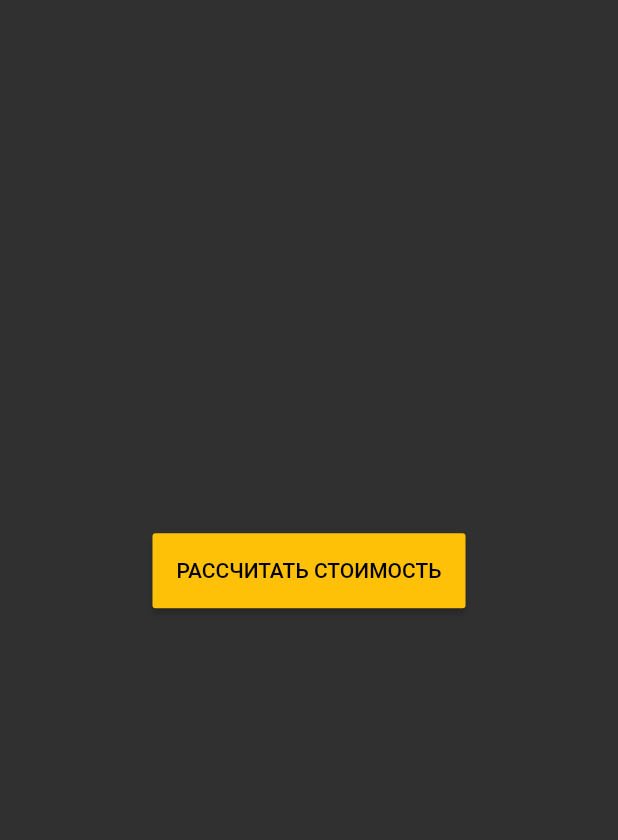
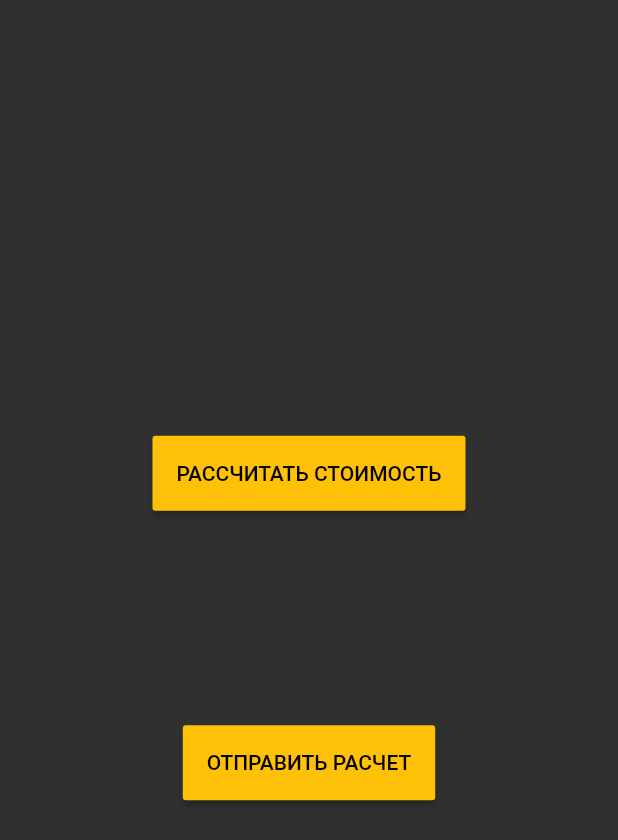
Before and after one commit to Angero/flu_spa_calc, a Flutter app: what tabRs() shows on an empty page, opened directly, on a phone screen of 412 x 824 dp. Shown: the top 840 px of the screen. Run offline on Flutter 3.47's test engine with Material 2 defaults, Android fonts, the phone set to English and light mode, and no system bars; our stand-ins replace font_awesome_flutter, share; missing offline and left inert: flu_estimate.

Commit message:
pit stop

```diff
--- a/lib/calc/calc_rs.dart
+++ b/lib/calc/calc_rs.dart
@@ -1,5 +1,6 @@
 import 'package:flu_estimate/calculation/calculation.dart' as calc;
 import 'package:flutter/material.dart';
+import 'package:share/share.dart';
 
 dynamic _pageState;
 String _currentResult = '';
@@ -14,6 +15,8 @@ Widget tabRs(dynamic pageState) {
         _materialButtonRun(),
         SizedBox(height: 40.0,),
         _textResult(),
+        SizedBox(height: 80.0,),
+        _materialButtonSendEmail(),
         Expanded(child: Container(), flex: 1,),
       ],
     ),
@@ -45,3 +48,18 @@ Widget _textResult() {
     ),
   );
 }
+
+Widget _materialButtonSendEmail() {
+  return MaterialButton(
+    child: new Text('Отправить расчет'.toUpperCase()),
+    minWidth: 120.0,
+    height: 50.0,
+    color: Colors.amber,
+    textColor: Colors.black,
+    onPressed: () {
+      _pageState.setState(() {
+        Share.share(calc.CostsPost.write());
+      });
+    },
+  );
+}
--- a/pubspec.yaml
+++ b/pubspec.yaml
@@ -9,6 +9,7 @@ dependencies:
   # Use with the CupertinoIcons class for iOS style icons.
   cupertino_icons: ^0.1.2
   font_awesome_flutter: ^8.0.1
+  share: ^0.5.3
   flu_estimate:
     path: '../flu_estimate'
 
```
Also changed, not shown: pubspec.lock, 4 other files.
